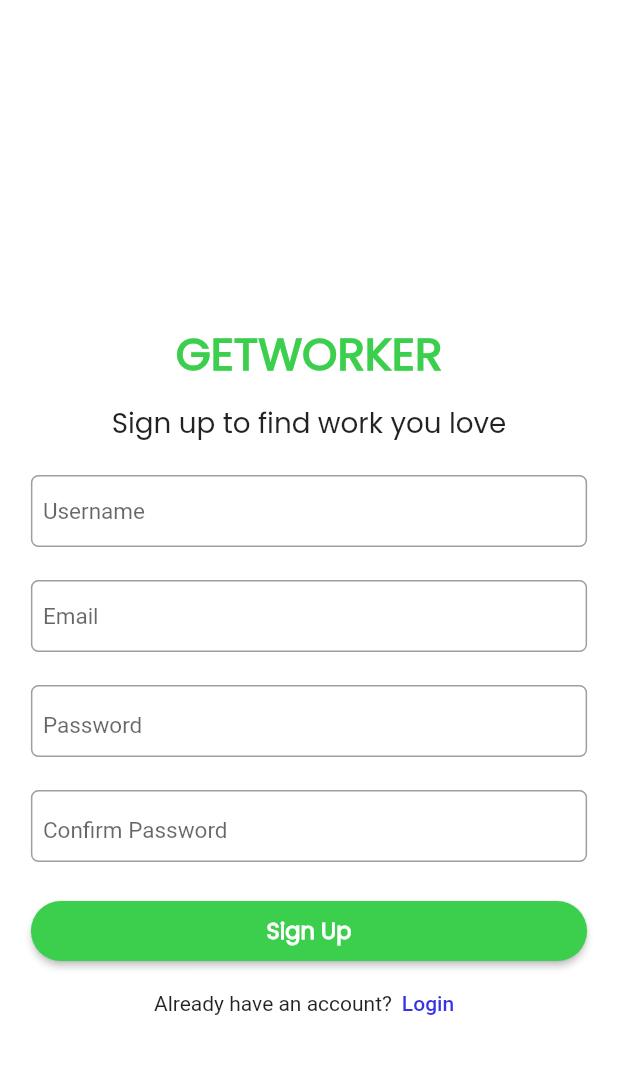
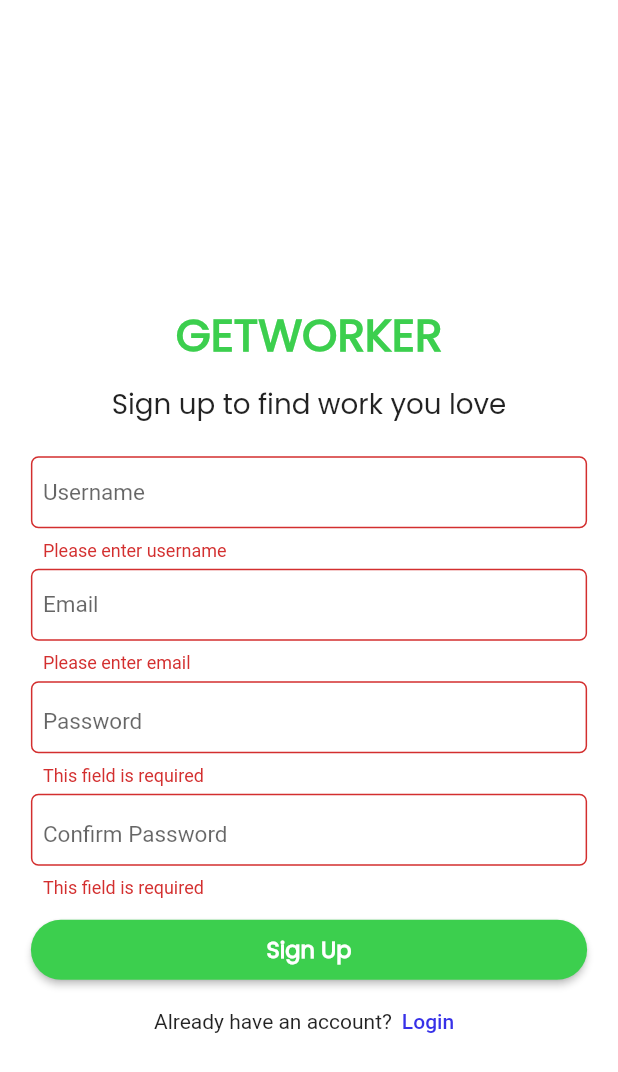
Before and after one commit to aswinsubhash/getworker, a Flutter app: the SignUpView screen opened by its route, after a tap on "Sign Up", on a phone screen of 412 x 824 dp. Shown: the top 1072 px of the screen. Run offline on Flutter 3.47's test engine with Material 2 defaults, Android fonts, the phone set to English and light mode, and no system bars; our stand-ins replace get.

Commit message:
response working

```diff
--- a/lib/app/common/widgets/text_field_widget.dart
+++ b/lib/app/common/widgets/text_field_widget.dart
@@ -7,13 +7,16 @@ class TextFieldWidget extends StatelessWidget {
   final double height;
   final double width;
   final String hintText;
-  // final TextEditingController controller;
+  final TextEditingController controller;
+  final String validationMessage;
 
   const TextFieldWidget({
     Key? key,
     required this.height,
     required this.width,
     required this.hintText,
+    required this.controller,
+    required this.validationMessage,
   }) : super(key: key);
 
   @override
@@ -22,6 +25,13 @@ class TextFieldWidget extends StatelessWidget {
       height: height,
       width: width,
       child: TextFormField(
+        validator: (value) {
+          if (value == null || value.isEmpty) {
+            return validationMessage;
+          }
+          return null;
+        },
+        controller: controller,
         cursorColor: greenColor,
         style: TextStyle(
           fontSize: 15,
--- a/lib/app/modules/sign_up/controllers/sign_up_controller.dart
+++ b/lib/app/modules/sign_up/controllers/sign_up_controller.dart
@@ -1,10 +1,68 @@
+
+import 'dart:developer';
+import 'package:getwork/app/utils/colors.dart';
+import 'package:http/http.dart' as http;
+import 'package:flutter/cupertino.dart';
 import 'package:get/get.dart';
-import 'package:getwork/app/modules/login/views/login_view.dart';
+import 'package:getwork/app/modules/sign_up/model/signup_model.dart';
 
 class SignUpController extends GetxController {
+  var isPasswordHidden = true.obs;
+  void createAccountClick() {
+    // Get.to(() => LoginView());
+    if (formKey.currentState!.validate()) {
+      postData(
+        name: nameController.text,
+        email: emailController.text,
+        password: passwordController.text,
+        userType: 'employee',
+      );
+    }
+  }
 
-  var isPasswordHidden = true.obs;
-  void loginClick(){
-    Get.to(()=>LoginView());
+  final formKey = GlobalKey<FormState>();
+  final TextEditingController nameController = TextEditingController();
+  final TextEditingController emailController = TextEditingController();
+  final TextEditingController passwordController = TextEditingController();
+  final TextEditingController confirmPasswordController =
+      TextEditingController();
+  dynamic statusCode;
+
+  Future<SignupModel?> postData({
+    required String name,
+    required String email,
+    required String password,
+    required String userType,
+  }) async {
+    try {
+      final SignupModel signupModel = SignupModel(
+        name: name,
+        email: email,
+        password: password,
+        userType: userType,
+      );
+      final request = await http.post(
+          Uri.parse('http://10.0.2.2:3001/api/register'),
+          body: signupModel.toJson());
+      statusCode = request.statusCode;
+      if (request.statusCode == 200) {
+        log(request.body.toString());
+        Get.snackbar(
+          'Success',
+          'Otp sent successfully',
+          backgroundColor: greenColor,
+        );
+      }
+      if (request.statusCode == 404) {
+        Get.snackbar(
+          'Alert',
+          'Email already in use !',
+        );
+      }
+      log(request.statusCode.toString());
+    } catch (e) {
+      log(e.toString());
+    }
+    return null;
   }
 }
--- /dev/null
+++ b/lib/app/modules/sign_up/model/signup_model.dart
@@ -0,0 +1,58 @@
+import 'dart:convert';
+
+SignupModel signupModelFromJson(String str) => SignupModel.fromJson(json.decode(str));
+
+String signupModelToJson(SignupModel data) => json.encode(data.toJson());
+
+class SignupModel {
+    SignupModel({
+        required this.name,
+        required this.email,
+        required this.password,
+        required this.userType,
+    });
+
+    String name;
+    String email;
+    String password;
+    String userType;
+
+    factory SignupModel.fromJson(Map<String, dynamic> json) => SignupModel(
+        name: json["name"],
+        email: json["email"],
+        password: json["password"],
+        userType: json["userType"],
+    );
+
+    Map<String, dynamic> toJson() => {
+        "name": name,
+        "email": email,
+        "password": password,
+        "userType": userType,
+    };
+}
+
+
+
+
+
+//'http://10.0.2.2:3001/api/register'
+
+// {
+//       "name": "aswin",
+//       "email": "aswins@gmail.com",
+//       "password": "aswinaswin",
+//       "userType": "employee"
+//     }
+
+
+// "email":"aswinsubhash3@gmail.com",
+//   "password":"aswinaswin"
+
+// http.Response response = await http.post(
+//     Uri.parse('http://10.0.2.2:3001/api/login'),
+//     body: {
+//   "email":"aswinsubhash3@gmail.com",
+//   "password":"aswinaswin"
+// },
+//   );
--- a/lib/app/modules/sign_up/views/sign_up_view.dart
+++ b/lib/app/modules/sign_up/views/sign_up_view.dart
@@ -3,6 +3,7 @@ import 'package:get/get.dart';
 import 'package:getwork/app/common/widgets/common_widgets.dart';
 import 'package:getwork/app/common/widgets/custom_button.dart';
 import 'package:getwork/app/common/widgets/text_field_widget.dart';
+import 'package:getwork/app/modules/sign_up/model/signup_model.dart';
 import 'package:getwork/app/modules/sign_up/views/widget/password_textfield_signup.dart';
 import 'package:getwork/app/utils/colors.dart';
 import '../controllers/sign_up_controller.dart';
@@ -41,32 +42,43 @@ class SignUpView extends GetView<SignUpController> {
                   ),
                 ),
                 Form(
+                  key: signUpController.formKey,
                   child: Column(
                     children: [
                       commonSizedBox(20),
                       TextFieldWidget(
-                        height: 50,
+                        height: 75,
                         width: size.width * 0.9,
                         hintText: 'Username',
+                        controller: signUpController.nameController,
+                        validationMessage: 'Please enter username',
                       ),
-                      commonSizedBox(20),
+                      // commonSizedBox(20),
                       TextFieldWidget(
-                        height: 50,
+                        height: 75,
                         width: size.width * 0.9,
                         hintText: 'Email',
+                        controller: signUpController.emailController,
+                        validationMessage: 'Please enter email',
                       ),
-                      commonSizedBox(20),
+                      // commonSizedBox(20),
                       PasswordTextField(
                         hintText: 'Password',
+                        controller: signUpController.passwordController,
+                        validationMessage: 'This field is required',
                       ),
-                      commonSizedBox(20),
-                      PasswordTextField(hintText: 'Confirm Password'),
-                      commonSizedBox(20),
+                      //commonSizedBox(20),
+                      PasswordTextField(
+                        hintText: 'Confirm Password',
+                        controller: signUpController.confirmPasswordController,
+                        validationMessage: 'This field is required',
+                      ),
+                      commonSizedBox(5),
                       SizedBox(
                         width: size.width * 0.9,
                         child: CustomButton(
                           text: 'Sign Up',
-                          onPressed: () {},
+                          onPressed: signUpController.createAccountClick,
                           textColor: whiteColor,
                           buttonColor: greenColor,
                           radius: 30,
@@ -77,7 +89,7 @@ class SignUpView extends GetView<SignUpController> {
                         children: [
                           Text('Already have an account?'),
                           TextButton(
-                            onPressed: signUpController.loginClick,
+                            onPressed: () {},
                             child: Text(
                               'Login',
                               style: TextStyle(color: signUpColor),
--- a/lib/app/modules/sign_up/views/widget/password_textfield_signup.dart
+++ b/lib/app/modules/sign_up/views/widget/password_textfield_signup.dart
@@ -1,13 +1,19 @@
+// ignore_for_file: public_member_api_docs, sort_constructors_first
 import 'package:flutter/material.dart';
 import 'package:get/get.dart';
 
 import 'package:getwork/app/modules/sign_up/controllers/sign_up_controller.dart';
 import 'package:getwork/app/utils/colors.dart';
 
-class PasswordTextField extends GetView<SignUpController> {
+class PasswordTextField extends GetView {
   final String hintText;
+  final String validationMessage;
+  @override
+  final TextEditingController controller;
   PasswordTextField({
     required this.hintText,
+    required this.validationMessage,
+    required this.controller,
   });
   @override
   Widget build(BuildContext context) {
@@ -17,11 +23,18 @@ class PasswordTextField extends GetView<SignUpController> {
       children: [
         Obx(
           () => SizedBox(
-            height: 50,
+            height: 75,
             width: size.width * 0.9,
             child: TextFormField(
+              controller: controller,
               cursorColor: greenColor,
               obscureText: signUpController.isPasswordHidden.value,
+              validator: (value) {
+                if (value == null || value.isEmpty) {
+                  return validationMessage;
+                }
+                return null;
+              },
               style: TextStyle(
                 fontSize: 15,
               ),
--- a/lib/app/routes/app_routes.dart
+++ b/lib/app/routes/app_routes.dart
@@ -1,3 +1,5 @@
+// ignore_for_file: constant_identifier_names
+
 part of 'app_pages.dart';
 // DO NOT EDIT. This is code generated via package:get_cli/get_cli.dart
 
@@ -10,6 +12,7 @@ abstract class Routes {
   static const SPLASH = _Paths.SPLASH;
   static const LANDING = _Paths.LANDING;
   static const PROFILE = _Paths.PROFILE;
+  static const OTP = _Paths.OTP;
 }
 
 abstract class _Paths {
@@ -19,4 +22,5 @@ abstract class _Paths {
   static const SPLASH = '/splash';
   static const LANDING = '/landing';
   static const PROFILE = '/profile';
+  static const OTP = '/otp';
 }
--- a/pubspec.yaml
+++ b/pubspec.yaml
@@ -10,6 +10,8 @@ dependencies:
   get: 4.6.5
   flutter:
     sdk: flutter
+  http: ^0.13.5
+  shared_preferences: ^2.0.15
 
 dev_dependencies:
   flutter_lints: ^2.0.0
```
Also changed, not shown: lib/app/modules/login/controllers/login_controller.dart (+7 -3 lines), lib/app/modules/login/views/login_view.dart (+15 -11 lines), lib/app/modules/login/views/widgets/password_textfield.dart (+11 -1 lines), lib/app/modules/otp/bindings/otp_binding.dart (added, +12 -0 lines), lib/app/modules/otp/controllers/otp_controller.dart (added, +20 -0 lines), lib/app/modules/otp/views/otp_view.dart (added, +23 -0 lines), lib/app/routes/app_pages.dart (+9 -0 lines), pubspec.lock, 1 other file.
